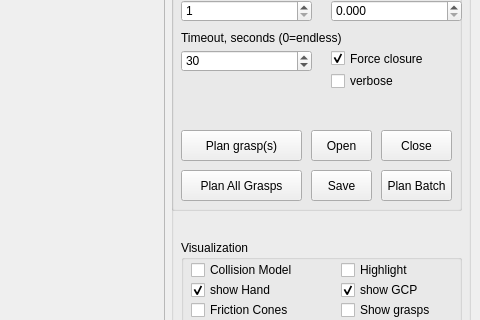
Old version of the form Tools/SkeletonGraspPlanner/SkeletonGraspPlanner.ui in the repository ProtolabSBRE/simox-cgal; both pictures show x 599 to 1079 and y 189 to 509 of the 1079 by 819 pixel window.
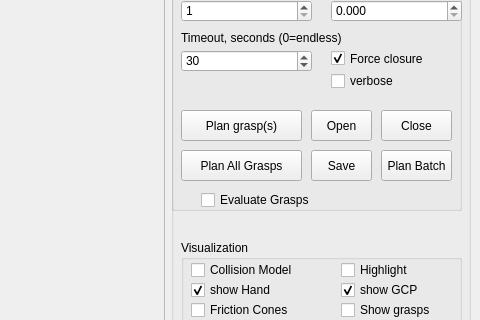
New version of the form.

Patch:
```diff
--- a/Tools/SkeletonGraspPlanner/SkeletonGraspPlanner.ui
+++ b/Tools/SkeletonGraspPlanner/SkeletonGraspPlanner.ui
@@ -174,7 +174,7 @@
         <property name="geometry">
          <rect>
           <x>140</x>
-          <y>210</y>
+          <y>190</y>
           <width>61</width>
           <height>31</height>
          </rect>
@@ -187,7 +187,7 @@
         <property name="geometry">
          <rect>
           <x>210</x>
-          <y>170</y>
+          <y>150</y>
           <width>71</width>
           <height>31</height>
          </rect>
@@ -200,7 +200,7 @@
         <property name="geometry">
          <rect>
           <x>10</x>
-          <y>170</y>
+          <y>150</y>
           <width>121</width>
           <height>31</height>
          </rect>
@@ -213,7 +213,7 @@
         <property name="geometry">
          <rect>
           <x>140</x>
-          <y>170</y>
+          <y>150</y>
           <width>61</width>
           <height>31</height>
          </rect>
@@ -239,7 +239,7 @@
         <property name="geometry">
          <rect>
           <x>10</x>
-          <y>210</y>
+          <y>190</y>
           <width>121</width>
           <height>31</height>
          </rect>
@@ -252,7 +252,7 @@
         <property name="geometry">
          <rect>
           <x>210</x>
-          <y>210</y>
+          <y>190</y>
           <width>71</width>
           <height>31</height>
          </rect>
@@ -274,6 +274,19 @@
          <string>Options</string>
         </property>
        </widget>
+       <widget class="QCheckBox" name="checkBoxEvaluateGrasps">
+        <property name="geometry">
+         <rect>
+          <x>30</x>
+          <y>230</y>
+          <width>251</width>
+          <height>20</height>
+         </rect>
+        </property>
+        <property name="text">
+         <string>Evaluate Grasps</string>
+        </property>
+       </widget>
       </widget>
       <widget class="QPushButton" name="pushButtonLoadData">
        <property name="geometry">
```
Left out of the diff: 4 changed lines with no effect on the pictures.
